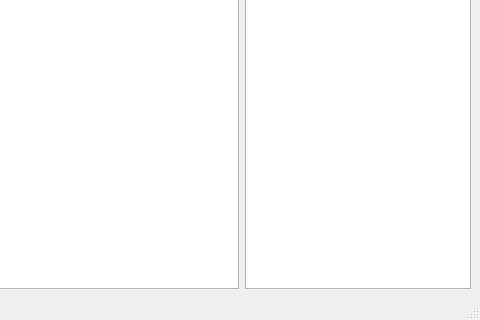
The window that 2_lab/main.ui (needsomesleeptd/Compgraph) describes before a commit, drawn with Qt 5; both pictures show x 570 to 1050 and y 203 to 523 of the 1050 by 523 pixel window.
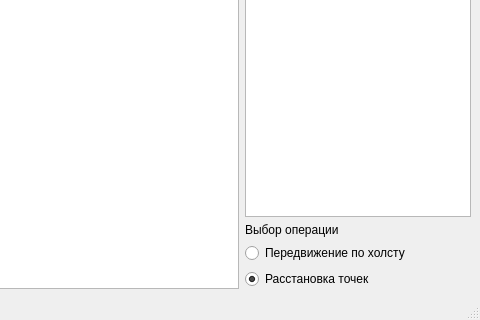
The same window after the commit. Custom widgets are drawn as their Qt base class.

Commit message: added panning and fixed movement

Diff of the .ui file:
```diff
--- a/2_lab/main.ui
+++ b/2_lab/main.ui
@@ -28,6 +28,8 @@
        </widget>
       </item>
       <item>
+       <layout class="QVBoxLayout" name="verticalLayout">
+        <item>
        <widget class="Table" name="table_points">
         <property name="minimumSize">
          <size>
@@ -36,6 +38,32 @@
          </size>
         </property>
        </widget>
+        </item>
+        <item>
+         <widget class="QLabel" name="label">
+          <property name="text">
+           <string>Выбор операции</string>
+          </property>
+         </widget>
+        </item>
+        <item>
+         <widget class="QRadioButton" name="panning">
+          <property name="text">
+           <string>Передвижение по холсту</string>
+          </property>
+         </widget>
+        </item>
+        <item>
+         <widget class="QRadioButton" name="dots_placement">
+          <property name="text">
+           <string>Расстановка точек</string>
+          </property>
+          <property name="checked">
+           <bool>true</bool>
+          </property>
+         </widget>
+        </item>
+       </layout>
       </item>
      </layout>
     </item>
```
Lines whose indentation alone changed are shown as unchanged. The commit also changes 3 other files.
